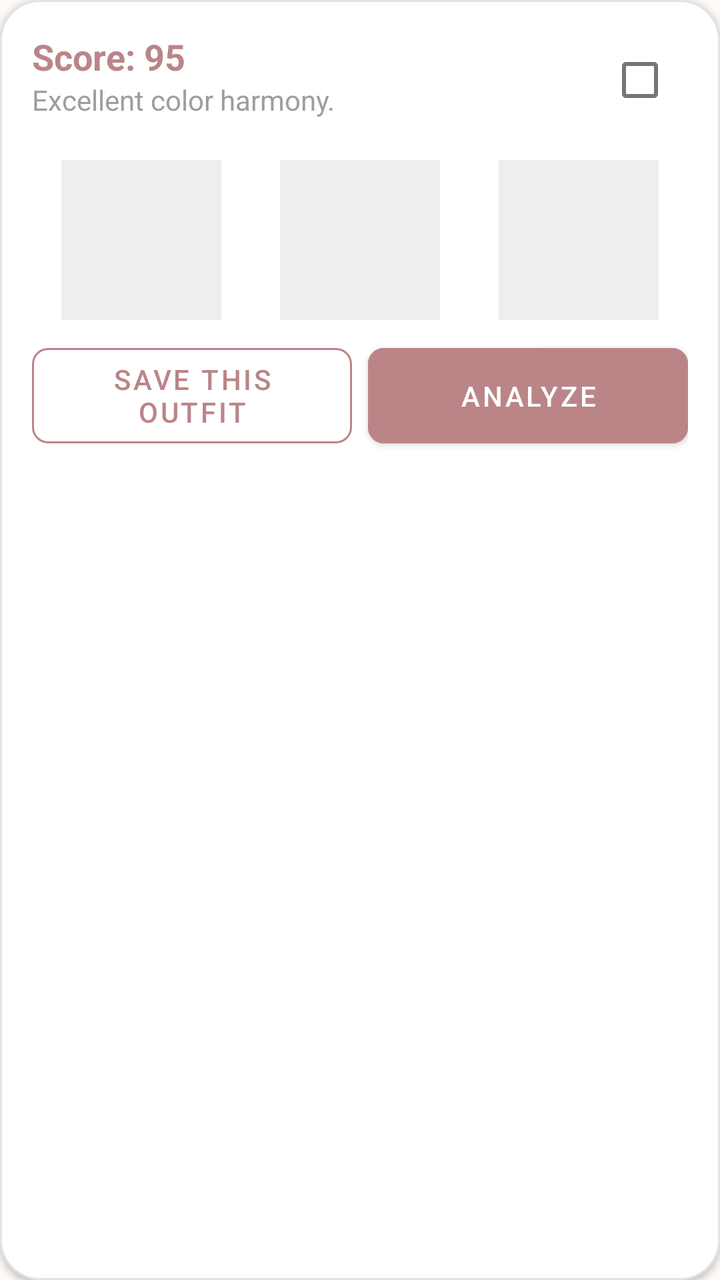
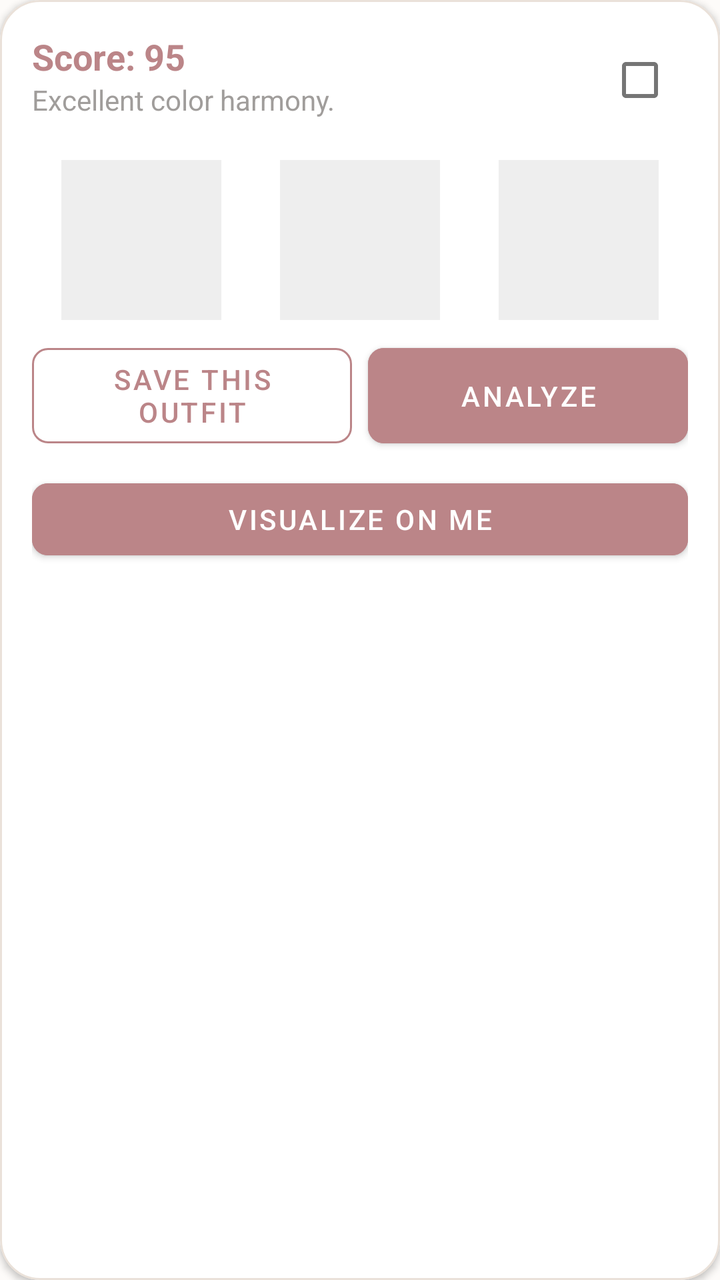

Screens rendered from an Android XML layout before and after an edit, with the pre-edit source and the edit as a unified diff.
<!-- AndroidManifest.xml: application theme Theme.OutfitStudio -->
<!-- res/layout/item_outfit_card.xml -->
<?xml version="1.0" encoding="utf-8"?>
<com.google.android.material.card.MaterialCardView xmlns:android="http://schemas.android.com/apk/res/android"
    xmlns:app="http://schemas.android.com/apk/res-auto"
    android:layout_width="match_parent"
    android:layout_height="wrap_content"
    android:layout_margin="8dp"
    app:cardCornerRadius="20dp"
    app:cardElevation="2dp"
    app:strokeColor="@color/card_border"
    app:strokeWidth="1dp">

    <LinearLayout
        android:layout_width="match_parent"
        android:layout_height="wrap_content"
        android:orientation="vertical"
        android:padding="16dp">

        <RelativeLayout
            android:layout_width="match_parent"
            android:layout_height="wrap_content"
            android:layout_marginBottom="16dp">

            <LinearLayout
                android:layout_width="match_parent"
                android:layout_height="wrap_content"
                android:layout_toStartOf="@+id/cbSelect"
                android:orientation="vertical">

                <TextView
                    android:id="@+id/tvScore"
                    android:layout_width="match_parent"
                    android:layout_height="wrap_content"
                    android:text="Score: 95"
                    android:textColor="@color/primary"
                    android:textSize="18sp"
                    android:textStyle="bold" />

                <TextView
                    android:id="@+id/tvReason"
                    android:layout_width="match_parent"
                    android:layout_height="wrap_content"
                    android:text="Excellent color harmony."
                    android:textColor="@color/text_hint"
                    android:textSize="14sp" />
            </LinearLayout>

            <CheckBox
                android:id="@+id/cbSelect"
                android:layout_width="wrap_content"
                android:layout_height="wrap_content"
                android:layout_alignParentEnd="true"
                android:layout_centerVertical="true" />
        </RelativeLayout>

        <LinearLayout
            android:layout_width="match_parent"
            android:layout_height="wrap_content"
            android:orientation="horizontal">

            
            <LinearLayout
                android:layout_width="0dp"
                android:layout_height="wrap_content"
                android:layout_weight="1"
                android:orientation="vertical"
                android:gravity="center">
                
                <ImageView
                    android:id="@+id/ivTop"
                    android:layout_width="80dp"
                    android:layout_height="80dp"
                    android:scaleType="centerCrop"
                    android:background="#EEEEEE"/>
            </LinearLayout>

            
            <LinearLayout
                android:id="@+id/layoutOuterwear"
                android:layout_width="0dp"
                android:layout_height="wrap_content"
                android:layout_weight="1"
                android:orientation="vertical"
                android:gravity="center"
                android:visibility="gone">
                
                <ImageView
                    android:id="@+id/ivOuterwear"
                    android:layout_width="80dp"
                    android:layout_height="80dp"
                    android:scaleType="centerCrop"
                    android:background="#EEEEEE"/>
            </LinearLayout>

            
            <LinearLayout
                android:layout_width="0dp"
                android:layout_height="wrap_content"
                android:layout_weight="1"
                android:orientation="vertical"
                android:gravity="center">
                
                <ImageView
                    android:id="@+id/ivBottom"
                    android:layout_width="80dp"
                    android:layout_height="80dp"
                    android:scaleType="centerCrop"
                    android:background="#EEEEEE"/>
            </LinearLayout>

            
            <LinearLayout
                android:layout_width="0dp"
                android:layout_height="wrap_content"
                android:layout_weight="1"
                android:orientation="vertical"
                android:gravity="center">
                
                <ImageView
                    android:id="@+id/ivFootwear"
                    android:layout_width="80dp"
                    android:layout_height="80dp"
                    android:scaleType="centerCrop"
                    android:background="#EEEEEE"/>
            </LinearLayout>

        </LinearLayout>

        <LinearLayout
            android:layout_width="match_parent"
            android:layout_height="wrap_content"
            android:orientation="horizontal"
            android:layout_marginTop="8dp">

            <com.google.android.material.button.MaterialButton
                android:id="@+id/btnSaveOutfit"
                android:layout_width="0dp"
                android:layout_weight="1"
                android:layout_height="match_parent"
                android:layout_marginEnd="8dp"
                android:text="SAVE THIS OUTFIT"
                style="@style/Widget.MaterialComponents.Button.OutlinedButton"
                app:cornerRadius="8dp"
                app:strokeColor="@color/primary"
                android:textColor="@color/primary"/>

            <com.google.android.material.button.MaterialButton
                android:id="@+id/btnRateOutfit"
                android:layout_width="0dp"
                android:layout_weight="1"
                android:layout_height="match_parent"
                android:text="Analyze"
                app:cornerRadius="8dp"
                android:backgroundTint="@color/primary"/>
        </LinearLayout>
    </LinearLayout>
</com.google.android.material.card.MaterialCardView>
<!-- resources referenced by this layout -->
<resources>
  <color name="card_border">#EAE1D9</color>
  <color name="primary">#BB8588</color>
  <color name="text_hint">#A09D9B</color>
  <style name="Theme.OutfitStudio" parent="Theme.MaterialComponents.Light.NoActionBar">
          <item name="android:textColor">@color/on_background</item>
          <item name="android:textColorHint">@color/text_hint</item>
          
          <item name="colorPrimary">@color/primary</item>
          <item name="colorPrimaryVariant">@color/primary_variant</item>
          <item name="colorOnPrimary">@color/on_primary</item>
          
          <item name="colorSecondary">@color/primary</item>
          <item name="colorSecondaryVariant">@color/primary_variant</item>
          <item name="colorOnSecondary">@color/on_primary</item>
          
          <item name="android:colorBackground">@color/background</item>
          <item name="colorSurface">@color/surface</item>
          
          <item name="android:statusBarColor">@color/background</item>
          <item name="android:windowLightStatusBar">true</item>
      </style>
  <color name="on_background">#3E3C3A</color>
  <color name="primary_variant">#BB8588</color>
  <color name="on_primary">#FFFFFF</color>
  <color name="background">#FDFBF9</color>
  <color name="surface">#FFFFFF</color>
</resources>

<!-- the commit's change to res/layout/item_outfit_card.xml (unified diff, before → after) -->
@@ -152,5 +152,15 @@
                 app:cornerRadius="8dp"
                 android:backgroundTint="@color/primary"/>
         </LinearLayout>
+
+        <com.google.android.material.button.MaterialButton
+            android:id="@+id/btnVisualizeOutfit"
+            android:layout_width="match_parent"
+            android:layout_height="wrap_content"
+            android:layout_marginTop="8dp"
+            android:text="Visualize on me"
+            app:cornerRadius="8dp"
+            android:backgroundTint="@color/primary"
+            android:textColor="@color/on_primary" />
     </LinearLayout>
 </com.google.android.material.card.MaterialCardView>
